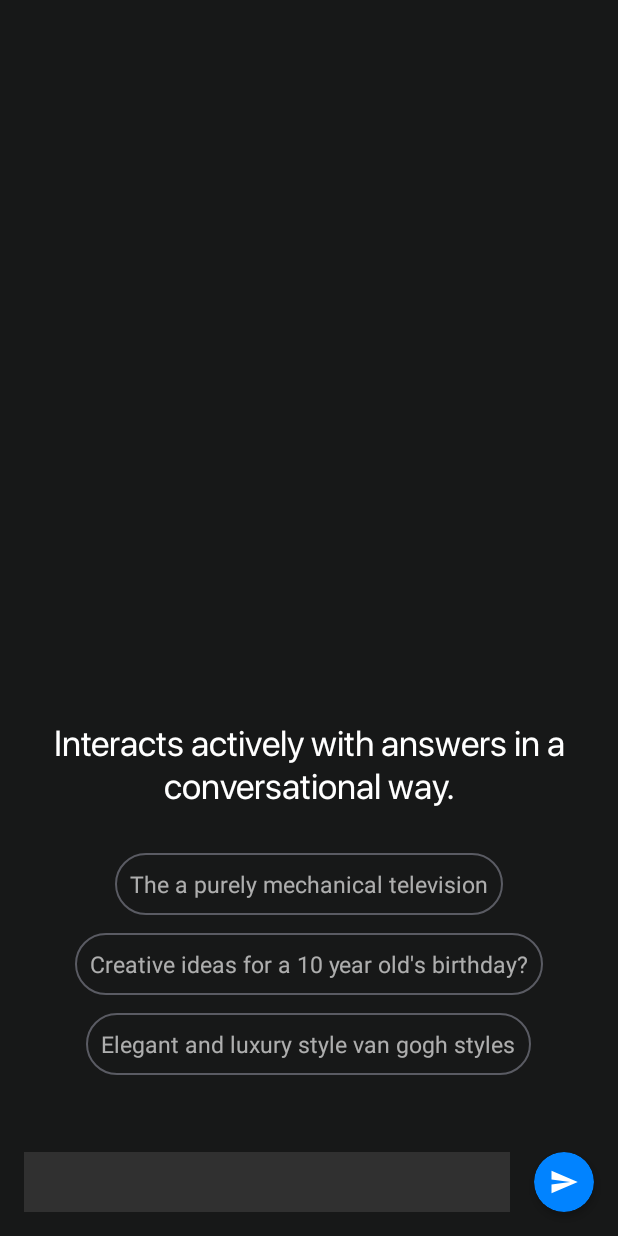
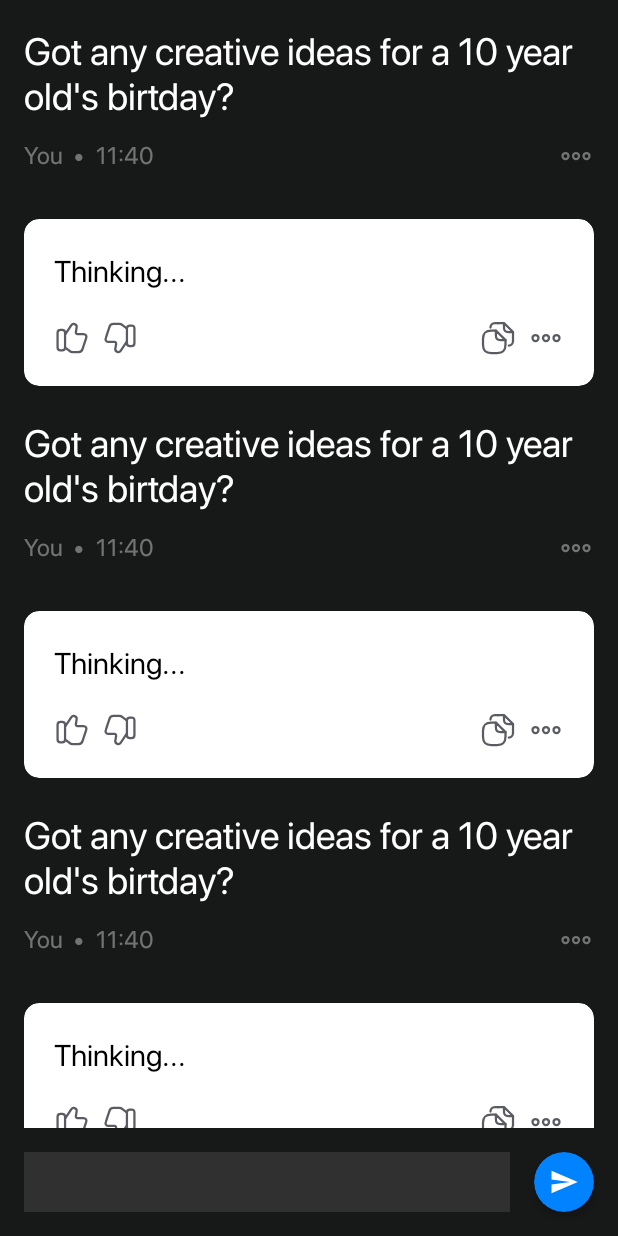
Before and after one commit to bunyatovvv/GreenGPT, an Android app: the layout fragment_chat.xml on its own in the app's theme, with its tools: preview values and no code run, on a phone screen of 412 x 824 dp. Run offline under Robolectric (Android 15) with nearby library versions, the phone set to English and light mode, and no system bars.

Commit message:
Chat recyclerview is ready but works on second attempt

```diff
--- /dev/null
+++ b/app/src/main/java/com/example/greengpt/domain/local/MessageModel.kt
@@ -0,0 +1,4 @@
+package com.example.greengpt.domain.local
+
+data class MessageModel(val message : String, val id: String, val time: String) {
+}
--- a/app/src/main/java/com/example/greengpt/presentation/chat/ChatFragment.kt
+++ b/app/src/main/java/com/example/greengpt/presentation/chat/ChatFragment.kt
@@ -6,14 +6,21 @@ import androidx.fragment.app.Fragment
 import android.view.LayoutInflater
 import android.view.View
 import android.view.ViewGroup
+import android.widget.LinearLayout
 import android.widget.Toast
 import androidx.fragment.app.viewModels
 import androidx.lifecycle.Observer
+import androidx.recyclerview.widget.LinearLayoutManager
 import com.example.greengpt.data.dto.remote.dto.MessageDTO
 import com.example.greengpt.data.mapper.toContent
 import com.example.greengpt.databinding.FragmentChatBinding
+import com.example.greengpt.domain.local.MessageModel
 import com.example.greengpt.domain.remote.model.ChatPostModel
 import com.example.greengpt.domain.remote.model.Message
+import com.example.greengpt.presentation.chat.adapter.ChatAdapter
+import com.example.greengpt.util.Constants.LOADING_ID
+import com.example.greengpt.util.Constants.RECEIVE_ID
+import com.example.greengpt.util.Constants.SEND_ID
 import com.example.greengpt.util.Resource
 import com.example.greengpt.util.Status
 import dagger.hilt.android.AndroidEntryPoint
@@ -26,6 +33,7 @@ class ChatFragment : Fragment() {
     private val binding get() = _binding!!
 
     private val viewModel by viewModels<ChatViewModel>()
+    private val chatAdapter by lazy { ChatAdapter() }
 
     override fun onCreateView(
         inflater: LayoutInflater, container: ViewGroup?,
@@ -46,22 +54,36 @@ class ChatFragment : Fragment() {
                     messages = messageList.toList()
                 )
                 viewModel.chat(postModel)
+                chatAdapter.insertMessage(MessageModel(content, SEND_ID,"salam"))
+                binding.chatRv.scrollToPosition(chatAdapter.itemCount - 1)
             }
         }
 
+        binding.chatRv.adapter = chatAdapter
+        binding.chatRv.layoutManager = LinearLayoutManager(requireContext(),LinearLayoutManager.VERTICAL,false)
+
+
+
+        return binding.root
+    }
+
+    override fun onViewCreated(view: View, savedInstanceState: Bundle?) {
+
         observeLiveData()
 
-        return binding.root
+        super.onViewCreated(view, savedInstanceState)
     }
 
     fun observeLiveData() {
         viewModel.chatResult.observe(viewLifecycleOwner, Observer {
             when (it.status) {
                 Status.SUCCESS -> {
-                    Log.d("succcc",it.data.toString())
+                    it.data!!.choices.map {
+                        customMessage(it.message.content)
+                    }
+                    Log.d("succc",it.data.toString())
                 }
                 Status.LOADING -> {
-                    Toast.makeText(requireContext(),"loading",Toast.LENGTH_LONG).show()
                 }
 
                 Status.ERROR -> {
@@ -71,6 +93,12 @@ class ChatFragment : Fragment() {
         })
     }
 
+    private fun customMessage(message : String){
+        val time = "asdasd"
+        chatAdapter.insertMessage(MessageModel(message, RECEIVE_ID, time))
+        binding.chatRv.scrollToPosition(chatAdapter.itemCount - 1)
+    }
+
     override fun onDestroyView() {
         super.onDestroyView()
         _binding = null
--- /dev/null
+++ b/app/src/main/java/com/example/greengpt/presentation/chat/adapter/ChatAdapter.kt
@@ -0,0 +1,62 @@
+package com.example.greengpt.presentation.chat.adapter
+
+import android.annotation.SuppressLint
+import android.opengl.Visibility
+import android.util.Log
+import android.view.LayoutInflater
+import android.view.View
+import android.view.ViewGroup
+import android.widget.LinearLayout
+import android.widget.TextView
+import androidx.cardview.widget.CardView
+import androidx.recyclerview.widget.RecyclerView
+import com.example.greengpt.R
+import com.example.greengpt.databinding.ChatRowBinding
+import com.example.greengpt.domain.local.MessageModel
+import com.example.greengpt.util.Constants.LOADING_ID
+import com.example.greengpt.util.Constants.RECEIVE_ID
+import com.example.greengpt.util.Constants.SEND_ID
+
+class ChatAdapter : RecyclerView.Adapter<ChatAdapter.ChatHolder>() {
+
+    var messageList = mutableListOf<MessageModel>()
+    inner class ChatHolder(itemView: View) : RecyclerView.ViewHolder(itemView){
+    }
+
+    override fun onCreateViewHolder(parent: ViewGroup, viewType: Int): ChatHolder {
+        return ChatHolder(LayoutInflater.from(parent.context).inflate(R.layout.chat_row,parent,false))
+    }
+
+    override fun getItemCount(): Int {
+        return messageList.size
+    }
+
+    override fun onBindViewHolder(holder: ChatHolder, position: Int) {
+        val currentMessage = messageList[position]
+
+        val sentLayout = holder.itemView.findViewById<LinearLayout>(R.id.sentLayout)
+        val receiveCv = holder.itemView.findViewById<CardView>(R.id.receiveCv)
+        val sentText = holder.itemView.findViewById<TextView>(R.id.sentText)
+        val receiveText = holder.itemView.findViewById<TextView>(R.id.receiveTextView)
+
+        when(currentMessage.id){
+            SEND_ID -> {
+                sentText.text = currentMessage.message
+                sentLayout.visibility = View.VISIBLE
+                receiveCv.visibility = View.VISIBLE
+            }
+
+            RECEIVE_ID -> {
+                receiveText.text = currentMessage.message
+                sentLayout.visibility = View.GONE
+            }
+        }
+    }
+
+    @SuppressLint("NotifyDataSetChanged")
+    fun insertMessage(message : MessageModel) {
+        this.messageList.add(message)
+        notifyItemInserted(messageList.size)
+        notifyDataSetChanged()
+    }
+}
--- /dev/null
+++ b/app/src/main/java/com/example/greengpt/util/Constants.kt
@@ -0,0 +1,8 @@
+package com.example.greengpt.util
+
+object Constants {
+
+    const val SEND_ID = "SEND_ID"
+    const val RECEIVE_ID = "RECEIVE_ID"
+    const val LOADING_ID = "LOADING_ID"
+}
--- /dev/null
+++ b/app/src/main/res/drawable/copy_icon.xml
@@ -0,0 +1,43 @@
+<?xml version="1.0" encoding="utf-8"?>
+<vector xmlns:android="http://schemas.android.com/apk/res/android"
+    android:width="24dp"
+    android:height="24dp"
+    android:viewportWidth="24"
+    android:viewportHeight="24">
+    <path
+        android:strokeColor="#FF5A5B63"
+        android:strokeWidth="1.5"
+        android:strokeLineCap="round"
+        android:strokeLineJoin="round"
+        android:pathData="M17 13.4v3c0 4-1.6 5.6-5.6 5.6H7.6c-4 0-5.6-1.6-5.6-5.6v-3.8C2 8.6 3.6 7 7.6 7h3"/>
+    <path
+        android:strokeColor="#FF5A5B63"
+        android:strokeWidth="1.5"
+        android:strokeLineCap="round"
+        android:strokeLineJoin="round"
+        android:pathData="M17 13.4h-3.2c-2.4 0-3.2-0.8-3.2-3.2V7l6.4 6.4Z"/>
+    <path
+        android:strokeColor="#FF5A5B63"
+        android:strokeWidth="1.5"
+        android:strokeLineCap="round"
+        android:strokeLineJoin="round"
+        android:pathData="M11.6 2h4"/>
+    <path
+        android:strokeColor="#FF5A5B63"
+        android:strokeWidth="1.5"
+        android:strokeLineCap="round"
+        android:strokeLineJoin="round"
+        android:pathData="M7 5c0-1.66 1.34-3 3-3h2.62"/>
+    <path
+        android:strokeColor="#FF5A5B63"
+        android:strokeWidth="1.5"
+        android:strokeLineCap="round"
+        android:strokeLineJoin="round"
+        android:pathData="M22 8v6.19c0 1.55-1.26 2.81-2.81 2.81"/>
+    <path
+        android:strokeColor="#FF5A5B63"
+        android:strokeWidth="1.5"
+        android:strokeLineCap="round"
+        android:strokeLineJoin="round"
+        android:pathData="M22 8h-3c-2.25 0-3-0.75-3-3V2l6 6Z"/>
+</vector>
--- /dev/null
+++ b/app/src/main/res/drawable/dislike_icon.xml
@@ -0,0 +1,18 @@
+<?xml version="1.0" encoding="utf-8"?>
+<vector xmlns:android="http://schemas.android.com/apk/res/android"
+    android:width="24dp"
+    android:height="24dp"
+    android:viewportWidth="24"
+    android:viewportHeight="24">
+    <path
+        android:strokeColor="#FF5A5B63"
+        android:strokeWidth="1.5"
+        android:strokeMiterLimit="10"
+        android:pathData="M16.52 5.65l-3.1-2.4c-0.4-0.4-1.3-0.6-1.9-0.6h-3.8c-1.2 0-2.5 0.9-2.8 2.1l-2.4 7.3c-0.5 1.4 0.4 2.6 1.9 2.6h4c0.6 0 1.1 0.5 1 1.2l-0.5 3.2c-0.2 0.9 0.4 1.9 1.3 2.2 0.8 0.3 1.8-0.1 2.2-0.7l4.1-6.1"/>
+    <path
+        android:strokeColor="#FF5A5B63"
+        android:strokeWidth="1.5"
+        android:strokeLineCap="round"
+        android:strokeLineJoin="round"
+        android:pathData="M21.62 5.65v9.8c0 1.4-0.6 1.9-2 1.9h-1c-1.4 0-2-0.5-2-1.9v-9.8c0-1.4 0.6-1.9 2-1.9h1c1.4 0 2 0.5 2 1.9Z"/>
+</vector>
--- /dev/null
+++ b/app/src/main/res/drawable/like_icon.xml
@@ -0,0 +1,18 @@
+<?xml version="1.0" encoding="utf-8"?>
+<vector xmlns:android="http://schemas.android.com/apk/res/android"
+    android:width="24dp"
+    android:height="24dp"
+    android:viewportWidth="24"
+    android:viewportHeight="24">
+    <path
+        android:strokeColor="#FF5A5B63"
+        android:strokeWidth="1.5"
+        android:strokeMiterLimit="10"
+        android:pathData="M7.48 18.35l3.1 2.4c0.4 0.4 1.3 0.6 1.9 0.6h3.8c1.2 0 2.5-0.9 2.8-2.1l2.4-7.3c0.5-1.4-0.4-2.6-1.9-2.6h-4c-0.6 0-1.1-0.5-1-1.2l0.5-3.2c0.2-0.9-0.4-1.9-1.3-2.2-0.8-0.3-1.8 0.1-2.2 0.7l-4.1 6.1"/>
+    <path
+        android:strokeColor="#FF5A5B63"
+        android:strokeWidth="1.5"
+        android:strokeLineCap="round"
+        android:strokeLineJoin="round"
+        android:pathData="M2.38 18.35v-9.8c0-1.4 0.6-1.9 2-1.9h1c1.4 0 2 0.5 2 1.9v9.8c0 1.4-0.6 1.9-2 1.9h-1c-1.4 0-2-0.5-2-1.9Z"/>
+</vector>
--- /dev/null
+++ b/app/src/main/res/drawable/three_point_icon.xml
@@ -0,0 +1,19 @@
+<?xml version="1.0" encoding="utf-8"?>
+<vector xmlns:android="http://schemas.android.com/apk/res/android"
+    android:width="24dp"
+    android:height="24dp"
+    android:viewportWidth="24"
+    android:viewportHeight="24">
+    <path
+        android:strokeColor="#FFFFFFFF"
+        android:strokeWidth="1.5"
+        android:pathData="M5 10c-1.1 0-2 0.9-2 2s0.9 2 2 2 2-0.9 2-2-0.9-2-2-2Z"/>
+    <path
+        android:strokeColor="#FFFFFFFF"
+        android:strokeWidth="1.5"
+        android:pathData="M19 10c-1.1 0-2 0.9-2 2s0.9 2 2 2 2-0.9 2-2-0.9-2-2-2Z"/>
+    <path
+        android:strokeColor="#FFFFFFFF"
+        android:strokeWidth="1.5"
+        android:pathData="M12 10c-1.1 0-2 0.9-2 2s0.9 2 2 2 2-0.9 2-2-0.9-2-2-2Z"/>
+</vector>
--- /dev/null
+++ b/app/src/main/res/layout/chat_row.xml
@@ -0,0 +1,168 @@
+<?xml version="1.0" encoding="utf-8"?>
+<LinearLayout xmlns:android="http://schemas.android.com/apk/res/android"
+    xmlns:app="http://schemas.android.com/apk/res-auto"
+    android:layout_width="match_parent"
+    android:background="@color/primary_black"
+    android:paddingBottom="20dp"
+    android:layout_height="wrap_content">
+
+    <LinearLayout
+        android:id="@+id/sentLayout"
+        android:layout_width="match_parent"
+        android:layout_height="wrap_content"
+        android:orientation="vertical">
+        <TextView
+            android:id="@+id/sentText"
+            android:layout_width="match_parent"
+            android:layout_height="wrap_content"
+            android:text="Got any creative ideas for a 10 year old's birtday?"
+            android:textColor="@color/white"
+            android:fontFamily="@font/sfpro_regular"
+            android:textSize="25sp">
+
+        </TextView>
+
+        <LinearLayout
+            android:layout_marginTop="12dp"
+            android:layout_width="match_parent"
+            android:layout_height="wrap_content"
+            android:orientation="horizontal">
+
+            <LinearLayout
+                android:layout_weight="1"
+                android:layout_width="match_parent"
+                android:layout_height="wrap_content"
+                android:orientation="horizontal">
+
+                <TextView
+                    android:layout_width="wrap_content"
+                    android:layout_height="wrap_content"
+                    android:textColor="#65FFFFFF"
+                    android:text="You  •"
+                    android:fontFamily="@font/sfpro_regular"
+                    android:textSize="16sp">
+
+                </TextView>
+
+                <TextView
+                    android:layout_width="wrap_content"
+                    android:layout_height="wrap_content"
+                    android:textColor="#65FFFFFF"
+                    android:layout_marginLeft="4dp"
+                    android:text=" 11:40"
+                    android:fontFamily="@font/sfpro_regular"
+                    android:textSize="16sp">
+
+                </TextView>
+
+            </LinearLayout>
+
+            <ImageView
+                android:layout_gravity="end"
+                android:layout_width="wrap_content"
+                android:layout_height="wrap_content"
+                android:src="@drawable/three_point_icon"
+                app:tint="#65FFFFFF">
+
+            </ImageView>
+
+        </LinearLayout>
+
+
+        <androidx.cardview.widget.CardView
+            android:id="@+id/receiveCv"
+            android:layout_width="match_parent"
+            android:layout_height="wrap_content"
+            android:layout_marginTop="30dp"
+            app:cardCornerRadius="10dp"
+            app:cardElevation="0dp">
+
+            <androidx.constraintlayout.widget.ConstraintLayout
+                android:layout_width="match_parent"
+                android:layout_height="match_parent">
+
+                <TextView
+                    android:id="@+id/receiveTextView"
+                    android:layout_width="wrap_content"
+                    android:layout_height="wrap_content"
+                    android:paddingEnd="20dp"
+                    android:fontFamily="@font/sfpro_regular"
+                    android:paddingStart="20dp"
+                    android:paddingTop="20dp"
+                    android:paddingBottom="20dp"
+                    android:text="Thinking..."
+                    android:textColor="@color/black"
+                    android:textSize="20sp"
+                    app:layout_constraintBottom_toTopOf="@+id/linearLayout"
+                    app:layout_constraintEnd_toEndOf="parent"
+                    app:layout_constraintHorizontal_bias="0.0"
+                    app:layout_constraintStart_toStartOf="parent"
+                    app:layout_constraintTop_toTopOf="parent"
+                    app:layout_constraintVertical_bias="0.0" />
+
+                <LinearLayout
+                    android:id="@+id/linearLayout"
+                    android:layout_width="wrap_content"
+                    android:layout_height="wrap_content"
+                    android:orientation="horizontal"
+                    android:paddingStart="20dp"
+                    android:paddingBottom="20dp"
+                    app:layout_constraintBottom_toBottomOf="parent"
+                    app:layout_constraintStart_toStartOf="parent">
+
+                    <ImageView
+                        android:layout_width="wrap_content"
+                        android:layout_height="wrap_content"
+                        android:src="@drawable/like_icon">
+
+                    </ImageView>
+
+                    <ImageView
+                        android:layout_width="wrap_content"
+                        android:layout_height="wrap_content"
+                        android:layout_marginLeft="8dp"
+                        android:src="@drawable/dislike_icon">
+
+                    </ImageView>
+
+                </LinearLayout>
+
+                <LinearLayout
+                    android:paddingEnd="20dp"
+                    android:paddingBottom="20dp"
+                    android:layout_width="wrap_content"
+                    android:layout_height="wrap_content"
+                    android:orientation="horizontal"
+                    app:layout_constraintBottom_toBottomOf="parent"
+                    app:layout_constraintEnd_toEndOf="parent">
+
+                    <ImageView
+                        android:layout_width="wrap_content"
+                        android:layout_height="wrap_content"
+                        android:src="@drawable/copy_icon">
+
+                    </ImageView>
+
+                    <ImageView
+                        android:layout_width="wrap_content"
+                        android:layout_height="wrap_content"
+                        android:layout_marginLeft="8dp"
+                        android:src="@drawable/three_point_icon"
+                        app:tint="@color/gray">
+
+                    </ImageView>
+
+                </LinearLayout>
+
+
+
+            </androidx.constraintlayout.widget.ConstraintLayout>
+
+        </androidx.cardview.widget.CardView>
+
+
+    </LinearLayout>
+
+
+
+</LinearLayout>
--- a/app/src/main/res/layout/fragment_chat.xml
+++ b/app/src/main/res/layout/fragment_chat.xml
@@ -7,7 +7,19 @@
     android:layout_height="match_parent"
     tools:context=".presentation.chat.ChatFragment">
 
+    <androidx.recyclerview.widget.RecyclerView
+        android:id="@+id/chatRv"
+        tools:listitem="@layout/chat_row"
+        android:layout_margin="16dp"
+        android:layout_width="match_parent"
+        android:layout_height="0dp"
+        app:layout_constraintBottom_toTopOf="@+id/inutEditText"
+        app:layout_constraintEnd_toEndOf="parent"
+        app:layout_constraintStart_toStartOf="parent"
+        app:layout_constraintTop_toTopOf="parent" />
+
     <LinearLayout
+        android:visibility="gone"
         android:id="@+id/suggestLayout"
         app:layout_constraintStart_toStartOf="parent"
         app:layout_constraintEnd_toEndOf="parent"
```
Also changed, not shown: app/src/main/res/drawable/blue_logo.png (added).
